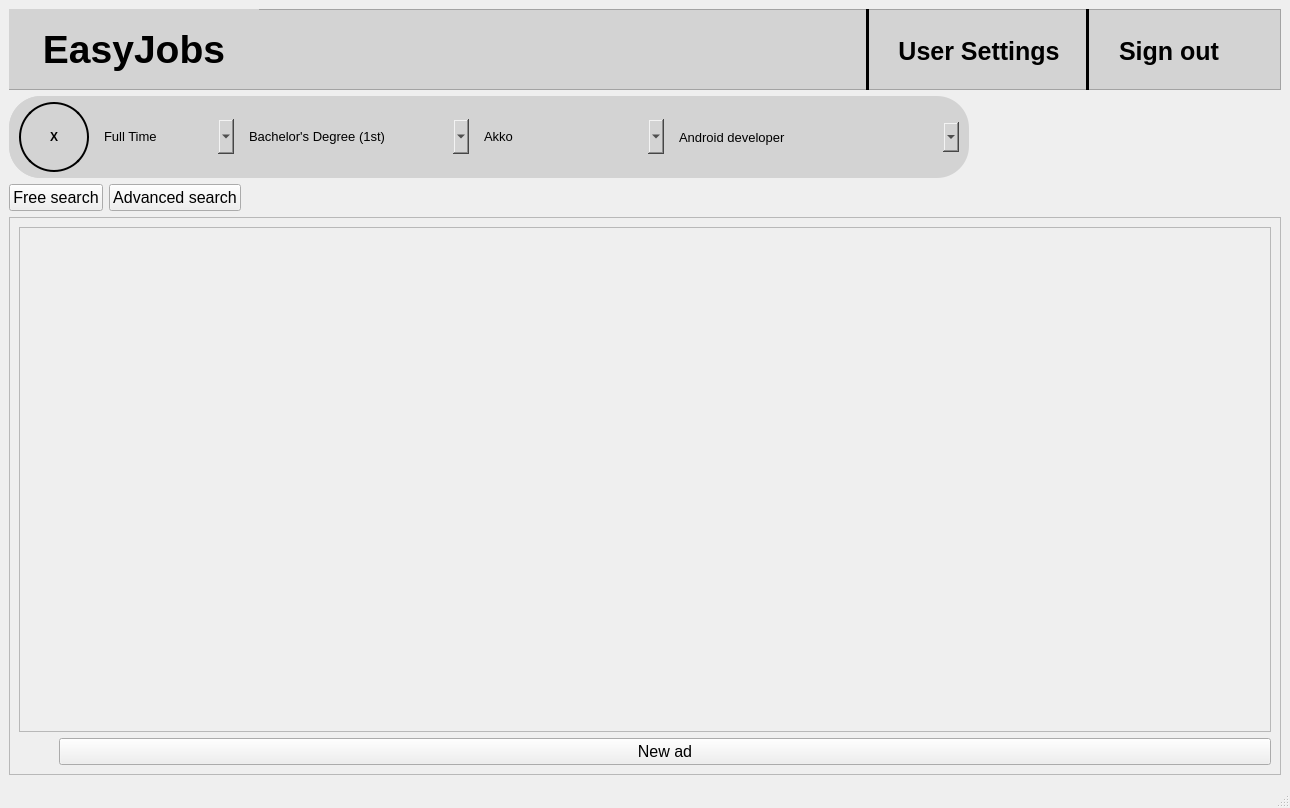
IvnGenza/EasyJob_39, file ui/homepage.ui: the form before one commit.
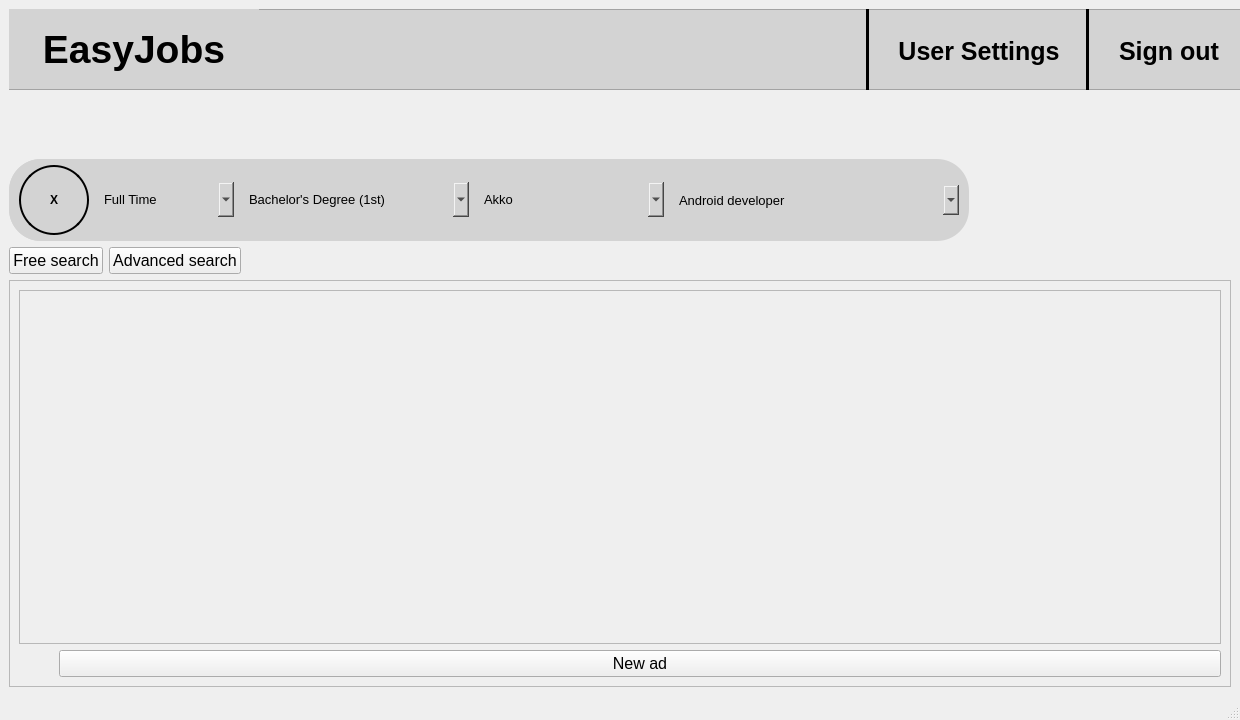
The form after the commit.

Commit message: new_ad design

Diff of the .ui file:
```diff
--- a/ui/homepage.ui
+++ b/ui/homepage.ui
@@ -6,8 +6,8 @@
    <rect>
     <x>0</x>
     <y>0</y>
-    <width>1290</width>
-    <height>808</height>
+    <width>1240</width>
+    <height>720</height>
    </rect>
   </property>
   <property name="minimumSize">
@@ -248,6 +248,22 @@
       </widget>
      </widget>
     </item>
+    <item>
+     <spacer name="verticalSpacer">
+      <property name="orientation">
+       <enum>Qt::Vertical</enum>
+      </property>
+      <property name="sizeType">
+       <enum>QSizePolicy::Minimum</enum>
+      </property>
+      <property name="sizeHint" stdset="0">
+       <size>
+        <width>20</width>
+        <height>63</height>
+       </size>
+      </property>
+     </spacer>
+    </item>
     <item>
      <widget class="QFrame" name="search_frame">
       <property name="minimumSize">
@@ -754,8 +770,8 @@
              <rect>
               <x>0</x>
               <y>0</y>
-              <width>1248</width>
-              <height>480</height>
+              <width>1198</width>
+              <height>323</height>
              </rect>
             </property>
             <layout class="QHBoxLayout" name="horizontalLayout_4">
```
Left out of the diff: 2 changed lines with no effect on the pictures. The commit also changes 3 other files.
